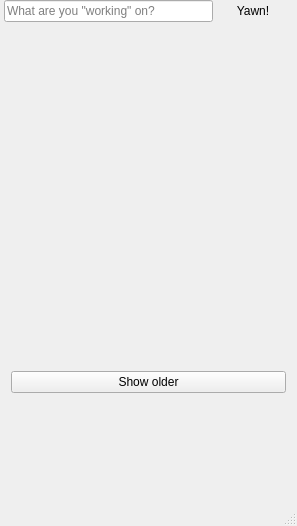
Old version of the form Yawner/Ui/mainwindow.ui in the repository henkelund/Yawner.
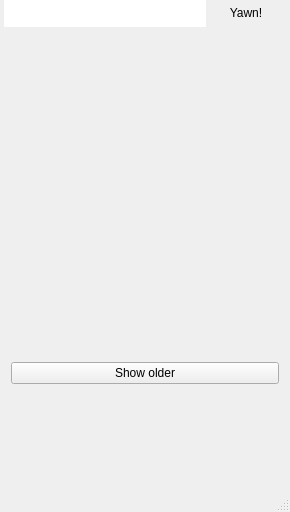
New version of the form. Icons and pictures are not drawn. Custom widgets are drawn as their Qt base class.

Commit message: implemented multiline post editing and user autocomplete

Diff of the .ui file:
```diff
--- a/Yawner/Ui/mainwindow.ui
+++ b/Yawner/Ui/mainwindow.ui
@@ -6,10 +6,16 @@
    <rect>
     <x>0</x>
     <y>0</y>
-    <width>297</width>
-    <height>526</height>
+    <width>290</width>
+    <height>512</height>
    </rect>
   </property>
+  <property name="maximumSize">
+   <size>
+    <width>512</width>
+    <height>16777215</height>
+   </size>
+  </property>
   <property name="windowTitle">
    <string>Yawner - Yammer Desktop Client</string>
   </property>
@@ -35,7 +41,13 @@
      <number>0</number>
     </property>
     <item>
-     <widget class="QWidget" name="postWrapper" native="true">
+     <widget class="YawnerNS::UiNS::HeadWidget" name="headWidget" native="true">
+      <property name="sizePolicy">
+       <sizepolicy hsizetype="Preferred" vsizetype="Maximum">
+        <horstretch>0</horstretch>
+        <verstretch>0</verstretch>
+       </sizepolicy>
+      </property>
       <layout class="QHBoxLayout" name="horizontalLayout">
        <property name="spacing">
         <number>0</number>
@@ -53,12 +65,48 @@
         <number>0</number>
        </property>
        <item>
-        <widget class="QLineEdit" name="postInput">
-         <property name="text">
-          <string/>
+        <widget class="YawnerNS::UiNS::HeadWidgetNS::PostTextEdit" name="postMulti">
+         <property name="sizePolicy">
+          <sizepolicy hsizetype="Expanding" vsizetype="Minimum">
+           <horstretch>0</horstretch>
+           <verstretch>0</verstretch>
+          </sizepolicy>
          </property>
-         <property name="placeholderText">
-          <string>What are you &quot;working&quot; on?</string>
+         <property name="minimumSize">
+          <size>
+           <width>0</width>
+           <height>27</height>
+          </size>
+         </property>
+         <property name="maximumSize">
+          <size>
+           <width>16777215</width>
+           <height>16777215</height>
+          </size>
+         </property>
+         <property name="baseSize">
+          <size>
+           <width>0</width>
+           <height>0</height>
+          </size>
+         </property>
+         <property name="frameShape">
+          <enum>QFrame::NoFrame</enum>
+         </property>
+         <property name="frameShadow">
+          <enum>QFrame::Plain</enum>
+         </property>
+         <property name="lineWidth">
+          <number>0</number>
+         </property>
+         <property name="verticalScrollBarPolicy">
+          <enum>Qt::ScrollBarAlwaysOff</enum>
+         </property>
+         <property name="horizontalScrollBarPolicy">
+          <enum>Qt::ScrollBarAlwaysOff</enum>
+         </property>
+         <property name="lineWrapMode">
+          <enum>QTextEdit::WidgetWidth</enum>
          </property>
         </widget>
        </item>
@@ -111,8 +159,8 @@
          <rect>
           <x>0</x>
           <y>0</y>
-          <width>297</width>
-          <height>445</height>
+          <width>290</width>
+          <height>431</height>
          </rect>
         </property>
         <layout class="QVBoxLayout" name="verticalLayout_5">
@@ -139,6 +187,9 @@
             </property>
             <item>
              <widget class="QPushButton" name="showOlderButton">
+              <property name="enabled">
+               <bool>true</bool>
+              </property>
               <property name="text">
                <string>Show older</string>
               </property>
@@ -277,6 +328,17 @@
    <header>../Yawner/Yawner/Ui/BodyWidget.h</header>
    <container>1</container>
   </customwidget>
+  <customwidget>
+   <class>YawnerNS::UiNS::HeadWidget</class>
+   <extends>QWidget</extends>
+   <header>../Yawner/Yawner/Ui/HeadWidget.h</header>
+   <container>1</container>
+  </customwidget>
+  <customwidget>
+   <class>YawnerNS::UiNS::HeadWidgetNS::PostTextEdit</class>
+   <extends>QTextEdit</extends>
+   <header>../Yawner/Yawner/Ui/HeadWidget/PostTextEdit.h</header>
+  </customwidget>
  </customwidgets>
  <resources>
   <include location="../../assets/yawner.qrc"/>
```
Left out of the diff: 2 changed lines with no effect on the pictures. The commit also changes 23 other files.
